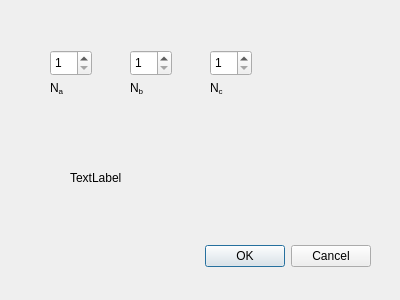
Before: the Qt Designer form src/molara/Gui/supercell_dialog.ui in Molara-Lab/Molara, drawn with Qt 5.
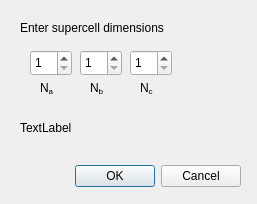
After: the same form once the commit is applied.

Commit message: Fix gui dialog sizes (builder, crystal, supercell)

```diff
--- a/src/molara/Gui/supercell_dialog.ui
+++ b/src/molara/Gui/supercell_dialog.ui
@@ -6,19 +6,25 @@
    <rect>
     <x>0</x>
     <y>0</y>
-    <width>400</width>
-    <height>300</height>
+    <width>257</width>
+    <height>204</height>
    </rect>
   </property>
+  <property name="sizePolicy">
+   <sizepolicy hsizetype="Fixed" vsizetype="Fixed">
+    <horstretch>0</horstretch>
+    <verstretch>0</verstretch>
+   </sizepolicy>
+  </property>
   <property name="windowTitle">
    <string>Dialog</string>
   </property>
   <widget class="QDialogButtonBox" name="buttonBox">
    <property name="geometry">
     <rect>
-     <x>30</x>
-     <y>240</y>
-     <width>341</width>
+     <x>60</x>
+     <y>160</y>
+     <width>181</width>
      <height>32</height>
     </rect>
    </property>
@@ -32,7 +38,7 @@
   <widget class="QSpinBox" name="inputSupercell_a">
    <property name="geometry">
     <rect>
-     <x>50</x>
+     <x>30</x>
      <y>50</y>
      <width>42</width>
      <height>26</height>
@@ -45,7 +51,7 @@
   <widget class="QSpinBox" name="inputSupercell_b">
    <property name="geometry">
     <rect>
-     <x>130</x>
+     <x>80</x>
      <y>50</y>
      <width>42</width>
      <height>26</height>
@@ -58,7 +64,7 @@
   <widget class="QSpinBox" name="inputSupercell_c">
    <property name="geometry">
     <rect>
-     <x>210</x>
+     <x>130</x>
      <y>50</y>
      <width>42</width>
      <height>26</height>
@@ -71,9 +77,9 @@
   <widget class="QLabel" name="labelSupercell_a">
    <property name="geometry">
     <rect>
-     <x>50</x>
+     <x>40</x>
      <y>80</y>
-     <width>58</width>
+     <width>21</width>
      <height>16</height>
     </rect>
    </property>
@@ -84,9 +90,9 @@
   <widget class="QLabel" name="labelSupercell_b">
    <property name="geometry">
     <rect>
-     <x>130</x>
+     <x>90</x>
      <y>80</y>
-     <width>58</width>
+     <width>21</width>
      <height>16</height>
     </rect>
    </property>
@@ -97,9 +103,9 @@
   <widget class="QLabel" name="labelSupercell_c">
    <property name="geometry">
     <rect>
-     <x>210</x>
+     <x>140</x>
      <y>80</y>
-     <width>58</width>
+     <width>21</width>
      <height>16</height>
     </rect>
    </property>
@@ -110,8 +116,8 @@
   <widget class="QLabel" name="labelNumAtoms">
    <property name="geometry">
     <rect>
-     <x>70</x>
-     <y>170</y>
+     <x>20</x>
+     <y>120</y>
      <width>58</width>
      <height>16</height>
     </rect>
@@ -120,6 +126,19 @@
     <string>TextLabel</string>
    </property>
   </widget>
+  <widget class="QLabel" name="label">
+   <property name="geometry">
+    <rect>
+     <x>20</x>
+     <y>20</y>
+     <width>171</width>
+     <height>16</height>
+    </rect>
+   </property>
+   <property name="text">
+    <string>Enter supercell dimensions</string>
+   </property>
+  </widget>
  </widget>
  <resources/>
  <connections>
```
The commit also changes 7 other files.
